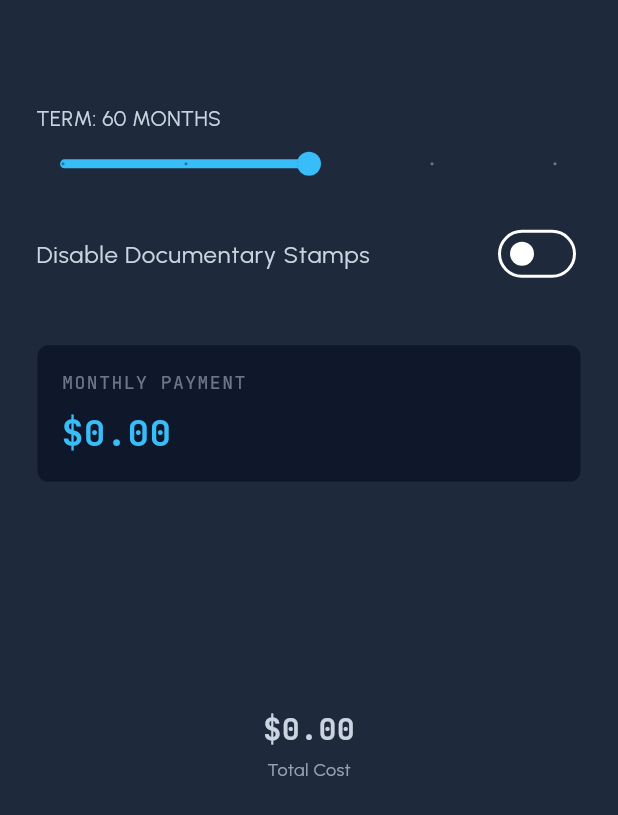
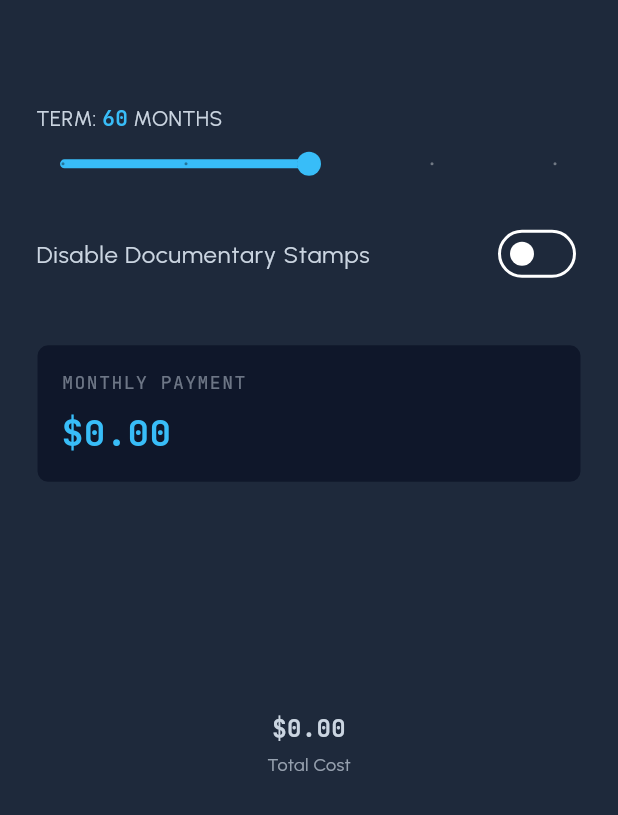
Before and after one commit to seanzmc/stingcalc_flutter, a Flutter app: the screen it shows after launch, on a phone screen of 412 x 824 dp. Shown: the part 414-1229 px from the top of the screen. Run offline on Flutter 3.47's test engine with Material 3 defaults, Android fonts, the light colour scheme and no system bars; drawn by our look-alikes of fl_chart; our stand-ins replace font_awesome_flutter, google_fonts.

Commit message:
Improved visual clarity

```diff
--- a/lib/payment_calculator_screen.dart
+++ b/lib/payment_calculator_screen.dart
@@ -185,7 +185,22 @@ class _PaymentCalculatorScreenState extends State<PaymentCalculatorScreen> {
           const SizedBox(height: 24),
           const SizedBox(height: 24),
           TerminalSlider(
-            label: 'TERM: $_term MONTHS',
+            labelWidget: RichText(
+              text: TextSpan(
+                style: Theme.of(context).textTheme.bodyMedium,
+                children: [
+                  const TextSpan(text: 'TERM: '),
+                  TextSpan(
+                    text: '$_term',
+                    style: GoogleFonts.jetBrainsMono(
+                      fontWeight: FontWeight.bold,
+                      color: Theme.of(context).colorScheme.primary,
+                    ),
+                  ),
+                  const TextSpan(text: ' MONTHS'),
+                ],
+              ),
+            ),
             value: _term.toDouble(),
             min: 36,
             max: 84,
--- a/lib/widgets/terminal_chart.dart
+++ b/lib/widgets/terminal_chart.dart
@@ -40,7 +40,7 @@ class TerminalChart extends StatelessWidget {
               Text(
                 centerText,
                 style: GoogleFonts.jetBrainsMono(
-                  fontSize: 20,
+                  fontSize: 16,
                   fontWeight: FontWeight.bold,
                   color: theme.colorScheme.onSurface,
                 ),
--- a/lib/widgets/terminal_slider.dart
+++ b/lib/widgets/terminal_slider.dart
@@ -6,6 +6,7 @@ class TerminalSlider extends StatelessWidget {
   final double max;
   final ValueChanged<double> onChanged;
   final String? label;
+  final Widget? labelWidget;
   final int? divisions;
   final FocusNode? focusNode;
 
@@ -16,6 +17,7 @@ class TerminalSlider extends StatelessWidget {
     required this.max,
     required this.onChanged,
     this.label,
+    this.labelWidget,
     this.divisions,
     this.focusNode,
   });
@@ -28,7 +30,10 @@ class TerminalSlider extends StatelessWidget {
     return Column(
       crossAxisAlignment: CrossAxisAlignment.start,
       children: [
-        if (label != null) ...[
+        if (labelWidget != null) ...[
+          labelWidget!,
+          const SizedBox(height: 4),
+        ] else if (label != null) ...[
           Text(label!, style: theme.textTheme.bodyMedium),
           const SizedBox(height: 4),
         ],
```
Also changed, not shown: 1 other file.
